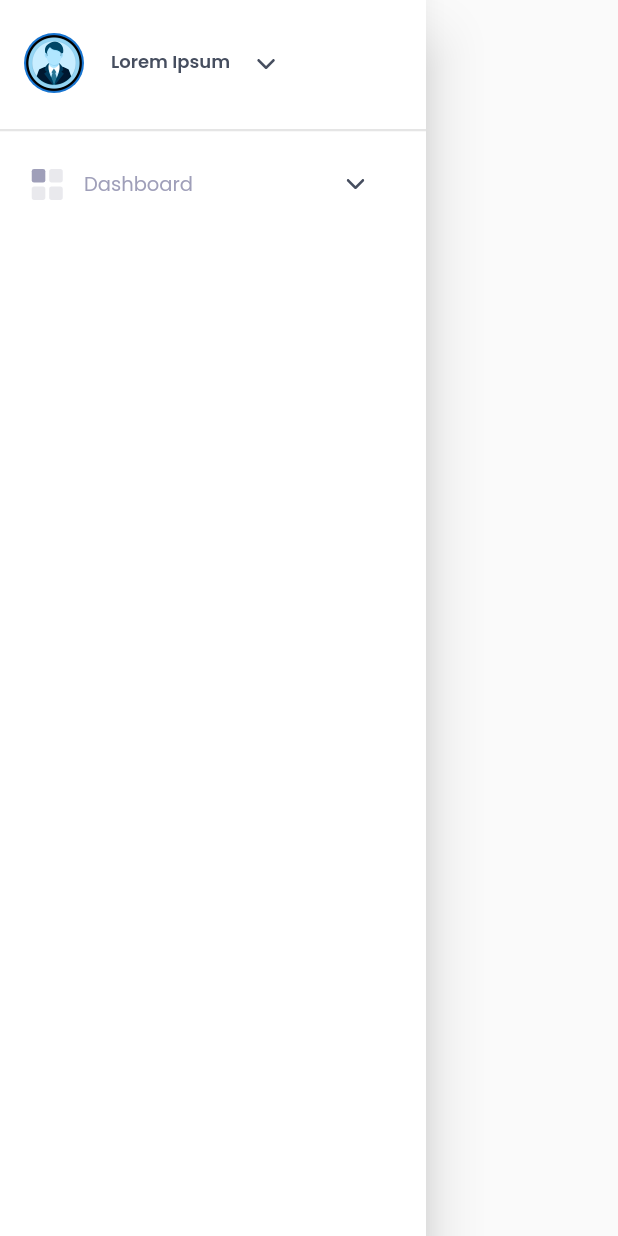
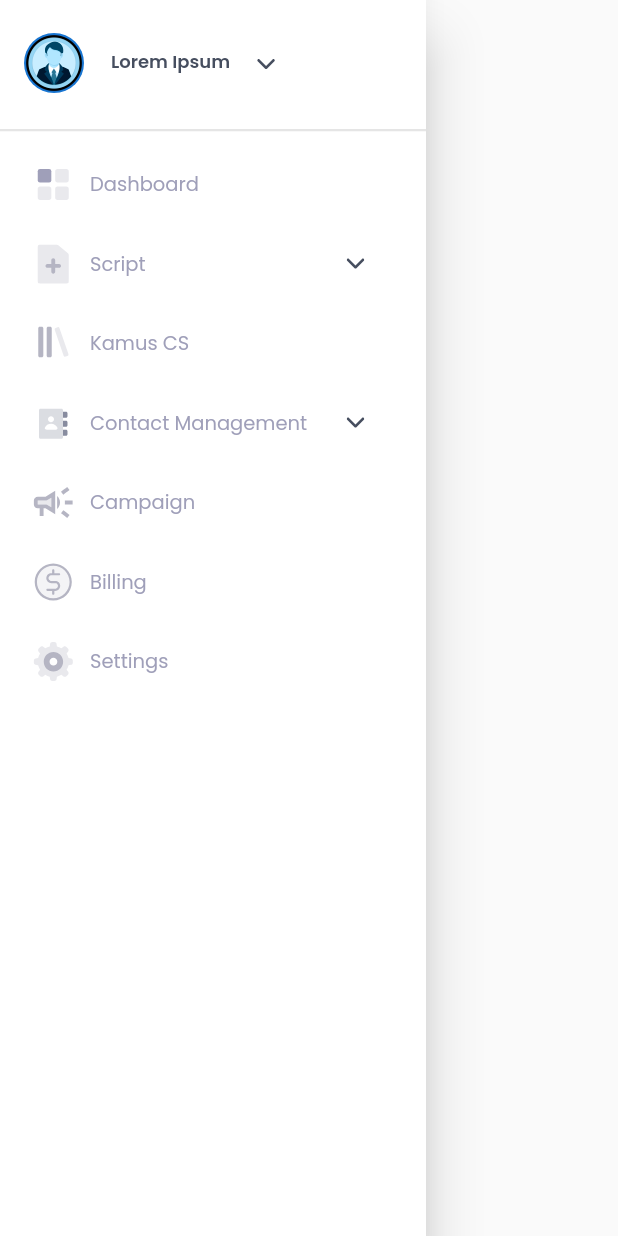
Before and after one commit to ezizull/StartADS, a Flutter app: the DashboardDrawer widget shown alone on an empty page, opened directly, on a phone screen of 412 x 824 dp. Run offline on Flutter 3.47's test engine with Material 2 defaults, Android fonts, the light colour scheme and no system bars; our stand-ins replace bloc, equatable, flutter_bloc, flutter_dotenv, flutter_svg, google_fonts; statements that could not run were skipped.

Commit message:
ADD: dashboard drawer

```diff
--- a/lib/ui/screens/dashboard/component/dashboard_drawer.dart
+++ b/lib/ui/screens/dashboard/component/dashboard_drawer.dart
@@ -33,9 +33,13 @@ class _DashboardDrawerState extends State<DashboardDrawer> {
           padding: const EdgeInsets.symmetric(vertical: 20),
           children: [
             HeaderDrawer(),
-            ListDroppedItems(dropped: widget.userDrop, children: [
-              DroppedItems(text: 'Ammed'),
-            ]),
+            ListDroppedItems(
+                dropped: widget.userDrop,
+                padding: const EdgeInsets.symmetric(horizontal: 18),
+                margin: const EdgeInsets.only(left: 54),
+                children: [
+                  DroppedItems(text: 'Ammed'),
+                ]),
             const AppDivider(
               height: 1.5,
               margin: EdgeInsets.symmetric(vertical: 20),
@@ -43,17 +47,92 @@ class _DashboardDrawerState extends State<DashboardDrawer> {
             ),
             ListDrawerChild(
               children: [
+                /* Dashboard */
                 DrawerChild(
                   text: 'Dashboard',
                   Icon: AppIcon.dashboard_drawer,
+                ),
+
+                /* Script */
+                DrawerChild(
+                  text: 'Script',
+                  Icon: AppIcon.dashboard_drawer_script,
+                  onTap: (() => setState(() => scriptDrop = !scriptDrop)),
                   tail: UpDownBtn(
-                    child: widget.userDrop
+                    child: scriptDrop
                         ? AppIcon.dashboard_drawer_up
                         : AppIcon.dashboard_drawer_down,
-                    onTap: (() {
-                      setState(() => widget.userDrop = !widget.userDrop);
-                    }),
+                    onTap: (() => setState(() => scriptDrop = !scriptDrop)),
+                    padding: const EdgeInsets.all(9),
                   ),
+                ),
+                /* Script List */
+                ListDroppedItems(
+                  dropped: scriptDrop,
+                  margin: const EdgeInsets.only(left: 40, bottom: 30),
+                  children: [
+                    DroppedItems(
+                      text: 'Script Chat',
+                      textstyle: AppText.Pops13w4_grey_9F9FB9,
+                    ),
+                    DroppedItems(
+                      text: 'Script Campaign',
+                      textstyle: AppText.Pops13w4_grey_9F9FB9,
+                    ),
+                  ],
+                ),
+
+                /* Kamus CS */
+                DrawerChild(
+                  text: 'Kamus CS',
+                  Icon: AppIcon.dashboard_drawer_kamus,
+                ),
+
+                /* Contact Management */
+                DrawerChild(
+                  text: 'Contact Management',
+                  Icon: AppIcon.dashboard_drawer_contact,
+                  onTap: (() => setState(() => contactDrop = !contactDrop)),
+                  tail: UpDownBtn(
+                    child: contactDrop
+                        ? AppIcon.dashboard_drawer_up
+                        : AppIcon.dashboard_drawer_down,
+                    onTap: (() => setState(() => contactDrop = !contactDrop)),
+                    padding: const EdgeInsets.all(9),
+                  ),
+                ),
+                /* List Contact Management */
+                ListDroppedItems(
+                  dropped: contactDrop,
+                  margin: const EdgeInsets.only(left: 40, bottom: 30),
+                  children: [
+                    DroppedItems(
+                      text: 'Kontak Pelanggan',
+                      textstyle: AppText.Pops13w4_grey_9F9FB9,
+                    ),
+                    DroppedItems(
+                      text: 'Grup Pelanggan',
+                      textstyle: AppText.Pops13w4_grey_9F9FB9,
+                    ),
+                  ],
+                ),
+
+                /* Campaign */
+                DrawerChild(
+                  text: 'Campaign',
+                  Icon: AppIcon.dashboard_drawer_campaign,
+                ),
+
+                /* Billing */
+                DrawerChild(
+                  text: 'Billing',
+                  Icon: AppIcon.dashboard_drawer_billing,
+                ),
+
+                /* Settings */
+                DrawerChild(
+                  text: 'Settings',
+                  Icon: AppIcon.dashboard_drawer_settings,
                 ),
               ],
             )
@@ -91,9 +170,7 @@ class _DashboardDrawerState extends State<DashboardDrawer> {
             child: widget.userDrop
                 ? AppIcon.dashboard_drawer_up
                 : AppIcon.dashboard_drawer_down,
-            onTap: (() {
-              setState(() => widget.userDrop = !widget.userDrop);
-            }),
+            onTap: (() => setState(() => widget.userDrop = !widget.userDrop)),
           )
         ],
       ),
@@ -111,8 +188,9 @@ class _DashboardDrawerState extends State<DashboardDrawer> {
     return Visibility(
       visible: dropped,
       child: Container(
-        padding: padding ?? const EdgeInsets.symmetric(horizontal: 18),
-        margin: margin ?? const EdgeInsets.only(left: 54),
+        padding: padding,
+        margin: margin,
+        width: double.infinity,
         child: Wrap(
           direction: Axis.vertical,
           spacing: spacing,
@@ -162,9 +240,12 @@ class _DashboardDrawerState extends State<DashboardDrawer> {
   }
 
   /* List of Drawer Child */
-  Widget ListDrawerChild({EdgeInsets? margin, List<Widget>? children}) {
+  Widget ListDrawerChild({
+    EdgeInsets? margin,
+    List<Widget>? children,
+  }) {
     return Container(
-      margin: margin ?? const EdgeInsets.only(left: 16, right: 32),
+      margin: margin ?? const EdgeInsets.only(left: 20, right: 32),
       child: Column(children: children ?? []),
     );
   }
@@ -188,6 +269,7 @@ class _DashboardDrawerState extends State<DashboardDrawer> {
       }),
       child: Container(
         height: height,
+        color: AppColor.transparent,
         margin: EdgeInsets.only(bottom: marginBottom),
         child: Row(
           children: [
@@ -202,15 +284,7 @@ class _DashboardDrawerState extends State<DashboardDrawer> {
                     style: textstyle ?? AppText.Pops13w4_grey_9F9FB9),
               ),
             ),
-            UpDownBtn(
-              padding: const EdgeInsets.all(9),
-              child: widget.userDrop
-                  ? AppIcon.dashboard_drawer_up
-                  : AppIcon.dashboard_drawer_down,
-              onTap: (() {
-                setState(() => widget.userDrop = !widget.userDrop);
-              }),
-            )
+            tail ?? Container()
           ],
         ),
       ),
```
